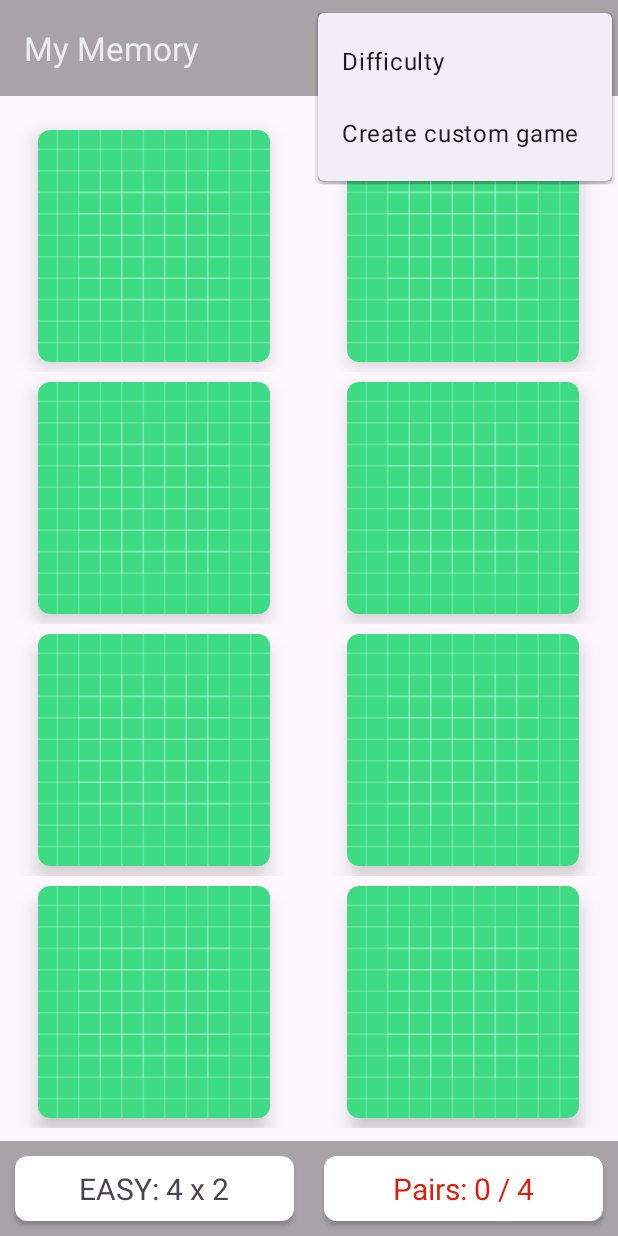
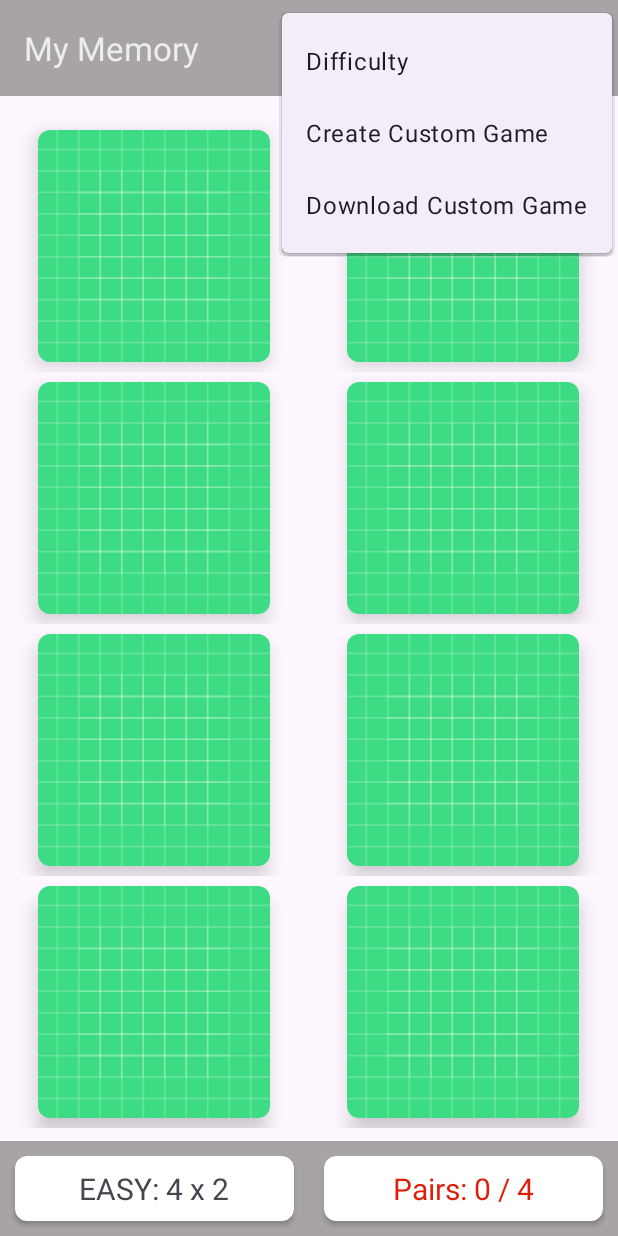
Before and after one commit to ImDooMLorD/FlipNWin, an Android app: the screen it shows after launch (MainActivity), with the options menu open, on a phone screen of 412 x 824 dp. Run offline under Robolectric (Android 15) with nearby library versions, the phone set to English and light mode, and no system bars; our stand-ins replace Firebase (no records; nobody signed in at launch, a user with empty details on screens opened directly), Picasso.

Commit message:
custom game, download and bug fixes

```diff
--- a/app/build.gradle
+++ b/app/build.gradle
@@ -43,11 +43,12 @@ dependencies {
     implementation 'com.google.android.material:material:1.11.0'
     implementation 'androidx.constraintlayout:constraintlayout:2.1.4'
     implementation 'androidx.cardview:cardview:1.0.0'
-    implementation 'androidx.activity:activity:1.8.0'
+    implementation 'androidx.activity:activity-ktx:1.8.2'
     testImplementation 'junit:junit:4.13.2'
     androidTestImplementation 'androidx.test.ext:junit:1.1.5'
     androidTestImplementation 'androidx.test.espresso:espresso-core:3.5.1'
     implementation platform ('com.google.firebase:firebase-bom:32.7.4')
     implementation 'com.google.firebase:firebase-firestore-ktx'
     implementation 'com.google.firebase:firebase-storage-ktx'
+    implementation 'com.squareup.picasso:picasso:2.8'
 }
--- a/app/src/main/java/com/imdoomlord/mymemory/CreateActivity.kt
+++ b/app/src/main/java/com/imdoomlord/mymemory/CreateActivity.kt
@@ -229,6 +229,7 @@ class CreateActivity : AppCompatActivity() {
         }.addOnFailureListener { exception ->
             Log.e(TAG, "Encountered error while saving memory game", exception)
             Toast.makeText(this, "Encountered error while saving memory game", Toast.LENGTH_SHORT).show()
+            btSave.isEnabled = true
         }
 
     }
@@ -284,7 +285,7 @@ class CreateActivity : AppCompatActivity() {
         // Each memory game is document
         // Every document lives in a collection
         // here, collection is games
-        db.collection("games").document()
+        db.collection("games").document(gameName)
             .set(mapOf("images" to imageUrls))
             .addOnCompleteListener { gameCreationTask ->
                 pbUploading.visibility = View.GONE
@@ -295,7 +296,7 @@ class CreateActivity : AppCompatActivity() {
                 }
                 Log.i(TAG, "Successfully created game $gameName")
                 AlertDialog.Builder(this)
-                    .setTitle("Upload complete! Let's Play your game $gameName")
+                    .setTitle("Upload complete! Let's Play your game '$gameName'")
                     .setPositiveButton("OK") { _,_ ->
                         val resultData = Intent()
                         resultData.putExtra(EXTRA_GAME_NAME, gameName)
--- a/app/src/main/java/com/imdoomlord/mymemory/MemoryBoardAdapter.kt
+++ b/app/src/main/java/com/imdoomlord/mymemory/MemoryBoardAdapter.kt
@@ -13,6 +13,7 @@ import androidx.core.view.ViewCompat
 import androidx.recyclerview.widget.RecyclerView
 import com.imdoomlord.mymemory.models.BoardSize
 import com.imdoomlord.mymemory.models.MemoryCard
+import com.squareup.picasso.Picasso
 import kotlin.math.min
 import com.imdoomlord.mymemory.MemoryBoardAdapter.ViewHolder as ViewHolder
 
@@ -61,16 +62,27 @@ class MemoryBoardAdapter(
         private val imageButton = itemView.findViewById<ImageButton>(R.id.imageButton)
 
         fun bind(position: Int) {
-            val memoryCard :MemoryCard = cards[position]
+            val memoryCard = cards[position]
+            if (memoryCard.isFaceUp) {
+                if (memoryCard.imageUrl != null) {
+                    // Using picasso library it shows custom card image
+                    Picasso.get().load(memoryCard.imageUrl).into(imageButton)
+                } else {
+                    // To show card image in case of default cards
+                    imageButton.setImageResource(memoryCard.identifier)
 
-             //? To Check whether a card is faceUp or not -> and to show card image
-            imageButton.setImageResource(if (memoryCard.isFaceUp) memoryCard.identifier else R.drawable.ic_launcher_background)
+                }
+
+            } else {
+                imageButton.setImageResource(R.drawable.ic_launcher_background)
+            }
+
+
 
             //? To update the UI of cards when 2 cards are matched..
             imageButton.alpha = if(memoryCard.isMatched) .2f else 1.0f
-
-            //TODO: code to change background(in both dark and bright themes of app) to gray when pair is matched....
-
+            val colorStateList = if(memoryCard.isMatched) ContextCompat.getColorStateList(context, R.color.color_gray) else null
+            ViewCompat.setBackgroundTintList(imageButton, colorStateList)
 
             imageButton.setOnClickListener{
                 Log.i(TAG , "Clicked on Position $position")
--- a/app/src/main/java/com/imdoomlord/mymemory/models/BoardSize.kt
+++ b/app/src/main/java/com/imdoomlord/mymemory/models/BoardSize.kt
@@ -4,6 +4,11 @@ enum class BoardSize (val numCards: Int) {
     EASY(8),
     MEDIUM(18),
     HARD(28);
+
+    companion object {
+
+        fun getByValue(value: Int) = values().first { it.numCards == value }
+    }
 
     fun getWidth(): Int {
         return when (this){
--- a/app/src/main/java/com/imdoomlord/mymemory/models/MemoryCard.kt
+++ b/app/src/main/java/com/imdoomlord/mymemory/models/MemoryCard.kt
@@ -3,6 +3,7 @@ package com.imdoomlord.mymemory.models
 data class MemoryCard(
     // data class of one MemoryCard.
     val identifier: Int,
+    val imageUrl: String? = null,           // Default to null when normal games are played
     var isFaceUp: Boolean = false,
     var isMatched: Boolean = false
 )
--- a/app/src/main/java/com/imdoomlord/mymemory/models/MemoryGame.kt
+++ b/app/src/main/java/com/imdoomlord/mymemory/models/MemoryGame.kt
@@ -3,16 +3,25 @@ package com.imdoomlord.mymemory.models
 import com.imdoomlord.mymemory.utils.DEFAULT_ICONS
 
 // CLASS TO HANDLE GAME_LOGIC
-class MemoryGame (private val boardSize: BoardSize){
+class MemoryGame(private val boardSize: BoardSize, customImages: List<String>?) {
     val cards: List<MemoryCard>
     var numPairsFound = 0
     private var numCardFlips = 0
     private var indexOfSingleSelectedCard: Int? = null
 
     init {
-        val chosenImages = DEFAULT_ICONS.shuffled().take(boardSize.getNumPairs())
-        val randomizedImages = (chosenImages + chosenImages).shuffled()
-        cards = randomizedImages.map { MemoryCard(it) }
+        cards = if (customImages == null) {
+            val chosenImages = DEFAULT_ICONS.shuffled().take(boardSize.getNumPairs())
+            val randomizedImages = (chosenImages + chosenImages).shuffled()
+            randomizedImages.map { MemoryCard(it) }
+        } else {
+            val randomizedImages = (customImages + customImages).shuffled()
+
+            //? it -- imageUrl and it.hashCode is identifier
+            randomizedImages.map { MemoryCard(it.hashCode(), it) }
+
+        }
+
     }
 
     fun flipCard(position: Int): Boolean {
@@ -23,7 +32,7 @@ class MemoryGame (private val boardSize: BoardSize){
         // 1 card previously flipped over => flip over the selected card + check if the images match
         // 2 cards previously flipped over => restore cards + flip over the selected card
         var foundMatch = false
-        if (indexOfSingleSelectedCard == null ) {
+        if (indexOfSingleSelectedCard == null) {
             // 0 or 2 cards previously flipped over
             restoreCards()
             indexOfSingleSelectedCard = position
@@ -38,7 +47,7 @@ class MemoryGame (private val boardSize: BoardSize){
     }
 
     private fun checkForMatch(position1: Int, position2: Int): Boolean {
-        if(cards[position1].identifier != cards[position2].identifier){
+        if (cards[position1].identifier != cards[position2].identifier) {
             return false
         }
         cards[position1].isMatched = true
@@ -49,8 +58,8 @@ class MemoryGame (private val boardSize: BoardSize){
     }
 
     private fun restoreCards() {
-        for (card in cards){
-            if(!card.isMatched){
+        for (card in cards) {
+            if (!card.isMatched) {
                 card.isFaceUp = false
             }
         }
@@ -65,6 +74,6 @@ class MemoryGame (private val boardSize: BoardSize){
     }
 
     fun getNumMoves(): Int {
-        return numCardFlips/2
+        return numCardFlips / 2
     }
 }
--- a/app/src/main/res/layout/activity_create.xml
+++ b/app/src/main/res/layout/activity_create.xml
@@ -38,8 +38,8 @@
         android:layout_width="0dp"
         android:layout_height="wrap_content"
         android:layout_marginStart="16dp"
+        android:layout_marginTop="16dp"
         android:layout_marginEnd="16dp"
-        android:layout_marginBottom="8dp"
         android:digits="abcdefghijklmnopqrstuvwxyz0123456789_-"
         android:ems="10"
         android:hint="Game Name (eg: my_cards100)"
@@ -49,7 +49,8 @@
         android:maxLines="1"
         app:layout_constraintBottom_toTopOf="@+id/btSave"
         app:layout_constraintEnd_toEndOf="parent"
-        app:layout_constraintStart_toStartOf="parent" />
+        app:layout_constraintStart_toStartOf="parent"
+        app:layout_constraintTop_toBottomOf="@+id/rvImagePicker" />
 
     <androidx.recyclerview.widget.RecyclerView
         android:id="@+id/rvImagePicker"
--- a/app/src/main/res/menu/menu_main.xml
+++ b/app/src/main/res/menu/menu_main.xml
@@ -13,6 +13,10 @@
         app:showAsAction="never" />
     <item
         android:id="@+id/mi_custom"
-        android:title="Create custom game"
+        android:title="Create Custom Game"
+        app:showAsAction="never" />
+    <item
+        android:id="@+id/mi_download"
+        android:title="Download Custom Game"
         app:showAsAction="never" />
 </menu>
```
Also changed, not shown: app/src/main/java/com/imdoomlord/mymemory/MainActivity.kt (+68 -3 lines), app/src/main/java/com/imdoomlord/mymemory/models/UserImageList.kt (added, +8 -0 lines), app/src/main/res/layout/dialog_download_board.xml (added, +26 -0 lines).
